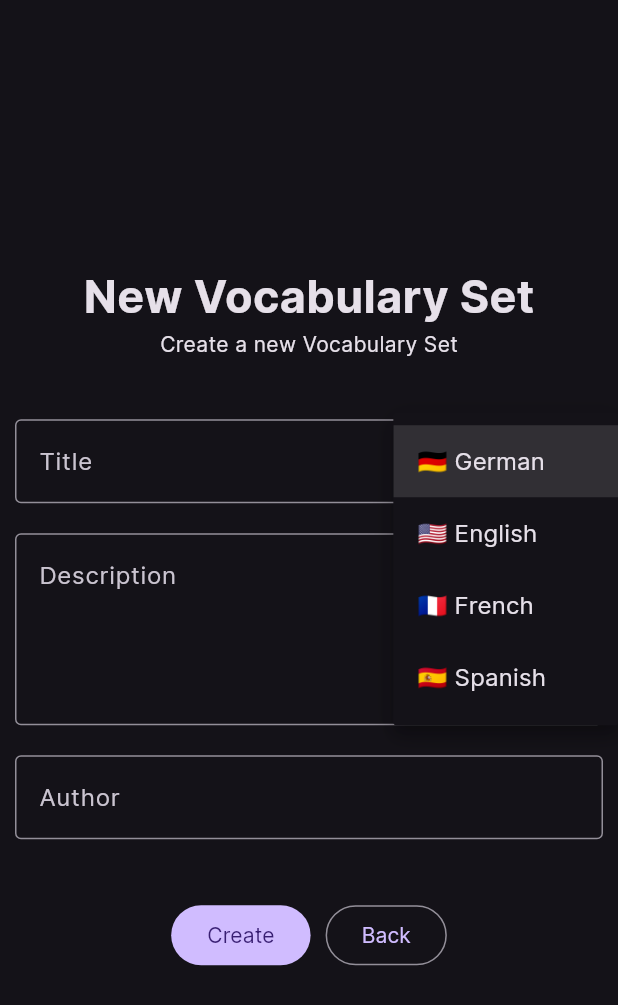
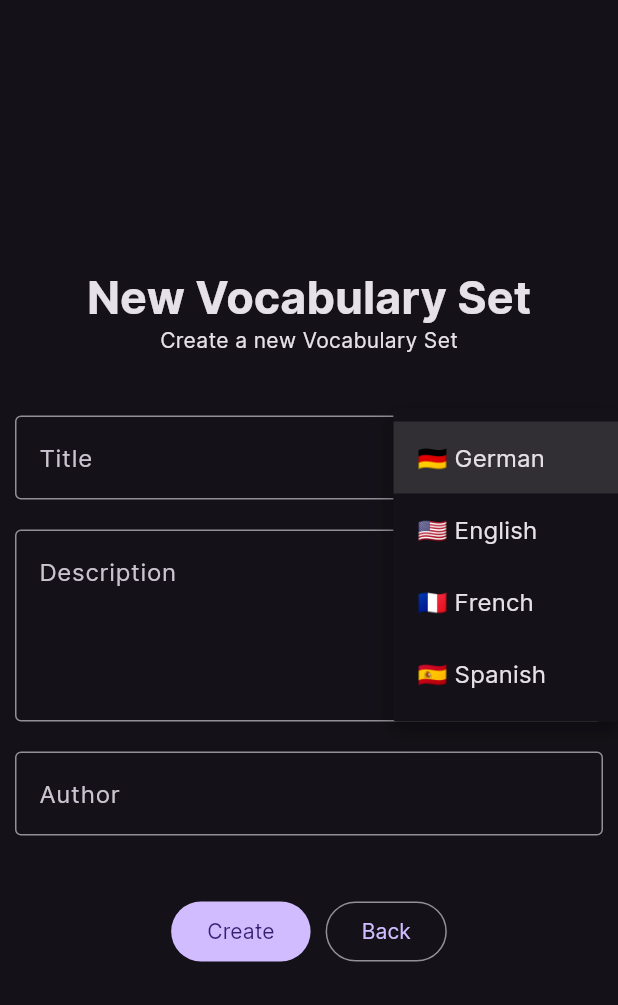
Before and after one commit to lbirkert/frenchscape, a Flutter app: the VocNewPage screen opened directly, after a tap on an icon or button, on a phone screen of 412 x 824 dp. Shown: the top 1005 px of the screen. Run offline on Flutter 3.47's test engine with Material 2 defaults, Android fonts, the phone set to English and light mode, and no system bars; our stand-ins replace objectbox; generated files the repository leaves out were written again.

Commit message:
Fix dialogue overflow

```diff
--- a/lib/main.dart
+++ b/lib/main.dart
@@ -3,7 +3,6 @@ import "vocs.dart";
 import 'package:flutter/material.dart';
 import "package:objectbox/objectbox.dart";
 
-const heading = TextStyle(fontSize: 30, fontWeight: FontWeight.bold);
 
 late ObjectBox objectbox;
 late Box<Voc> vocBox;
@@ -20,6 +19,9 @@ Future<void> main() async {
     brightness: Brightness.dark,
     useMaterial3: true,
     fontFamily: 'Inter',
+    textTheme: const TextTheme(
+      headlineLarge: TextStyle(fontSize: 30, fontWeight: FontWeight.bold)
+    )
   );
 
   runApp(FrenchscapeApp(theme: theme));
@@ -110,9 +112,9 @@ class _VocPageState extends State<VocPage> {
       child: Stack(children: [
         Center(child: Column(
           crossAxisAlignment: CrossAxisAlignment.center,
-          children: const [
-            Text('Vocabulary', style: heading),
-            Text('Tap the New Button to create a new Vocabulary Set.')
+          children: [
+            Text('Vocabulary', style: Theme.of(context).textTheme.headlineLarge!),
+            const Text('Tap the New Button to create a new Vocabulary Set.')
           ],
         )),
         Positioned(
@@ -145,9 +147,15 @@ class _VocNewPageState extends State<VocNewPage> {
 
   @override
   Widget build(BuildContext context) {
+    return LayoutBuilder(builder: _build);
+  }
+
+  Widget _build(BuildContext context, BoxConstraints viewport) {
     return Scaffold(
-      body: Center(child: ConstrainedBox(
-        constraints: const BoxConstraints(minWidth: 100, maxWidth: 450),
+      body: SingleChildScrollView(
+        child: Center(
+          child: ConstrainedBox(
+            constraints: BoxConstraints(minWidth: 100, maxWidth: 450, minHeight: viewport.maxHeight),
             child: Padding(
               padding: const EdgeInsets.symmetric(vertical: 20, horizontal: 10),
               child: Form(
@@ -155,7 +163,7 @@ class _VocNewPageState extends State<VocNewPage> {
                   crossAxisAlignment: CrossAxisAlignment.center,
                   mainAxisAlignment: MainAxisAlignment.center,
                   children: [
-                const Text("New Vocabulary Set", style: heading),
+                    Text("New Vocabulary Set", style: Theme.of(context).textTheme.headlineLarge!),
                     const Text("Create a new Vocabulary Set"),
                     const SizedBox(height: 40),
                     Stack(
@@ -216,7 +224,9 @@ class _VocNewPageState extends State<VocNewPage> {
                 )
               )
             )
-      ))
+          )
+        )
+      )
     );
   }
 }
```
Lines whose indentation alone changed are shown as unchanged.
